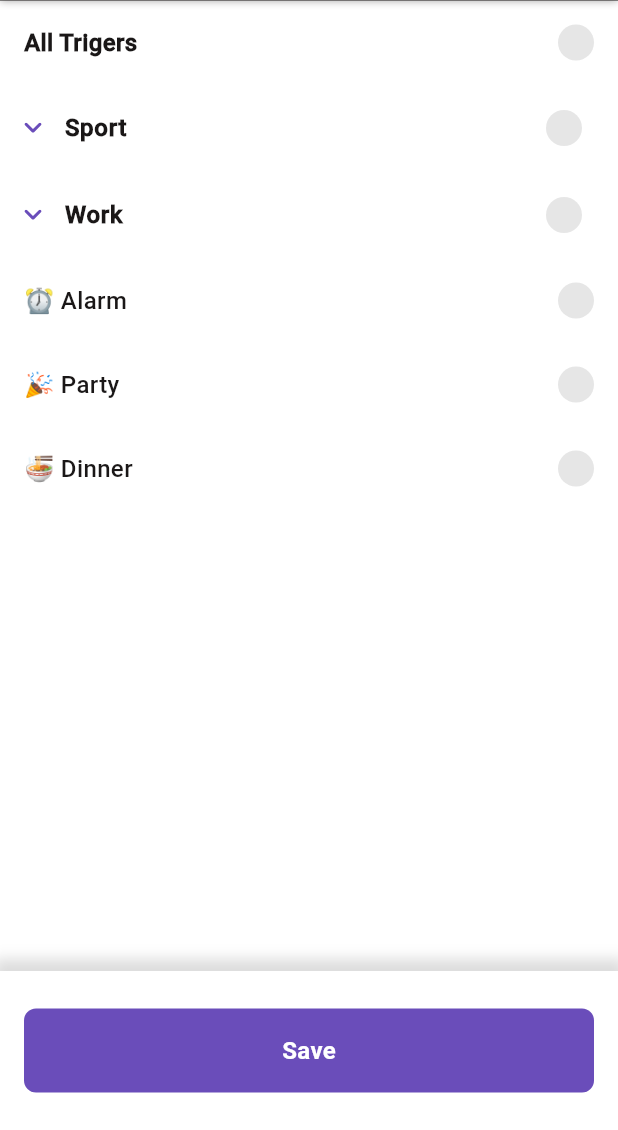
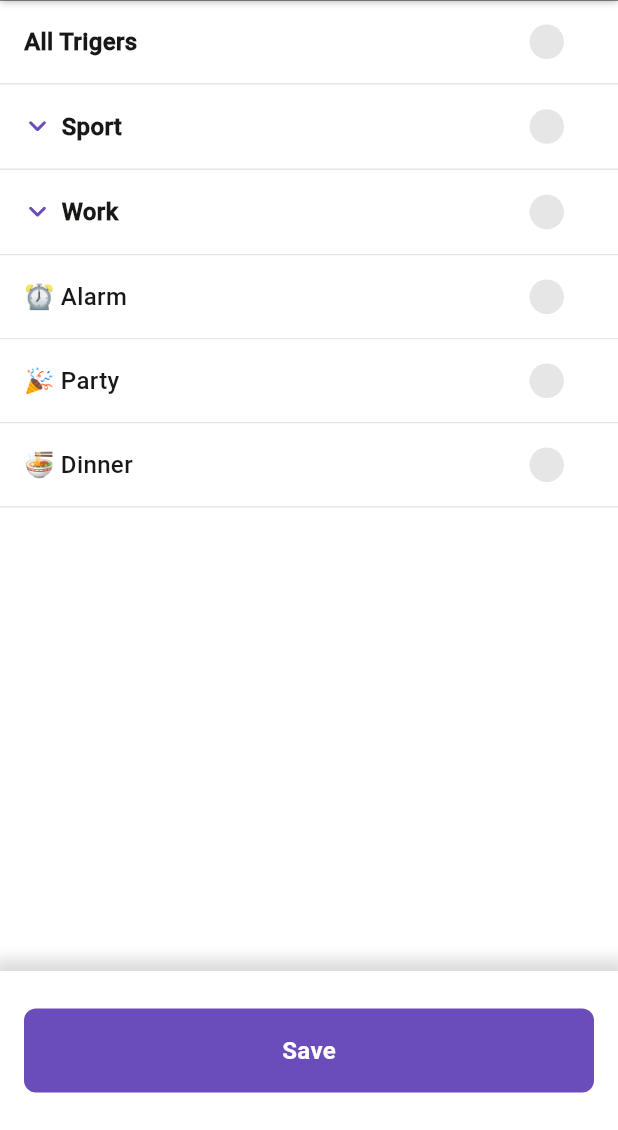
Before and after one commit to MaxZubko/scheduling-local-notifications, a Flutter app: the TriggerScreen screen opened directly with empty values, on a phone screen of 412 x 824 dp, the part 106-1236 px from its top. Run offline on Flutter 3.47's test engine with Material 3 defaults, Android fonts, the phone set to English and light mode, and no system bars; our stand-ins replace auto_route, flutter_local_notifications, flutter_svg, get_it, hive, hive_flutter and 1 more; accounts and stored records are empty.

Commit message:
fixed triggers list

```diff
--- a/lib/constants/src/assets.dart
+++ b/lib/constants/src/assets.dart
@@ -20,6 +20,10 @@ mixin Assets {
   static const String checkIcon = 'assets/icons/check_icon.svg';
   // trigger list
   static const String hierarchyIcon = 'assets/icons/hierarchy_icon.svg';
+  static const String hierarchyLongIcon =
+      'assets/icons/hierarchy_long_icon.svg';
   static const String hierarchyEndIcon = 'assets/icons/hierarchy_end_icon.svg';
   static const String hierarchyLineIcon = 'assets/icons/hierarchy_line.svg';
+  static const String hierarchyLongLineIcon =
+      'assets/icons/hierarchy_long_line.svg';
 }
--- a/lib/features/trigger_screen/utils/trigger_list_helper.dart
+++ b/lib/features/trigger_screen/utils/trigger_list_helper.dart
@@ -2,11 +2,14 @@ import 'package:scheduling_local_notifications_app/constants/constants.dart'
     as constants;
 
 class TriggerListHelper {
-  String getHierarchyIconPath({required int index, required int lastIndex}) {
+  String getHierarchyIconPath(
+      {required int index, required int lastIndex, bool isLongTitle = false}) {
     if (index == lastIndex) {
       return constants.Assets.hierarchyEndIcon;
     } else {
-      return constants.Assets.hierarchyIcon;
+      return isLongTitle
+          ? constants.Assets.hierarchyLongIcon
+          : constants.Assets.hierarchyIcon;
     }
   }
 }
--- a/lib/features/trigger_screen/view/triger_screen_body.dart
+++ b/lib/features/trigger_screen/view/triger_screen_body.dart
@@ -76,10 +76,7 @@ class _TriggerScreenBodyState extends State<TriggerScreenBody> {
                   color: constants.Colors.grey.withOpacity(0.5),
                   spreadRadius: 5,
                   blurRadius: 7,
-                  offset: const Offset(
-                    0,
-                    -3,
-                  ),
+                  offset: const Offset(0, -3),
                 ),
               ],
             ),
@@ -101,8 +98,15 @@ class _TriggerScreenBodyState extends State<TriggerScreenBody> {
   }) {
     return Container(
       height: 56,
-      color: constants.Colors.white,
       padding: const EdgeInsets.symmetric(horizontal: 16),
+      decoration: const BoxDecoration(
+        color: constants.Colors.white,
+        border: Border(
+          bottom: BorderSide(
+            color: constants.Colors.greyLight,
+          ),
+        ),
+      ),
       child: Row(
         mainAxisAlignment: MainAxisAlignment.spaceBetween,
         children: [
--- a/lib/features/trigger_screen/widgets/custom_checkbox_widget.dart
+++ b/lib/features/trigger_screen/widgets/custom_checkbox_widget.dart
@@ -1,3 +1,4 @@
+import 'package:flutter/cupertino.dart';
 import 'package:flutter/material.dart';
 import 'package:flutter_svg/svg.dart';
 import 'package:scheduling_local_notifications_app/constants/constants.dart'
@@ -15,15 +16,15 @@ class _CustomCheckboxWidgetState extends State<CustomCheckboxWidget> {
 
   @override
   Widget build(BuildContext context) {
-    return GestureDetector(
-      onTap: () {
+    return CupertinoButton(
+      onPressed: () {
         setState(() {
           _isChecked = !_isChecked;
         });
       },
       child: Container(
-        height: 24,
-        width: 24,
+        height: 23,
+        width: 23,
         decoration: BoxDecoration(
           shape: BoxShape.circle,
           color:
--- a/lib/features/trigger_screen/widgets/custom_expansion_widget.dart
+++ b/lib/features/trigger_screen/widgets/custom_expansion_widget.dart
@@ -21,7 +21,6 @@ class CustomExpansionWidget extends StatefulWidget {
 }
 
 class _CustomExpansionWidgetState extends State<CustomExpansionWidget> {
-  bool _isExpanded = false;
   late TriggerModel item;
 
   @override
@@ -32,101 +31,165 @@ class _CustomExpansionWidgetState extends State<CustomExpansionWidget> {
 
   @override
   Widget build(BuildContext context) {
-    return ExpansionTile(
-      title: Row(
-        children: [
-          SvgPicture.asset(
-            _isExpanded
-                ? constants.Assets.arrowTop
-                : constants.Assets.arrowBottom,
-            color: constants.Colors.purple,
-          ),
-          const SizedBox(width: 15),
-          Text(
-            item.title,
-            style: constants.Styles.robotoDarkS16W700,
-          ),
-        ],
-      ),
-      trailing: const CustomCheckboxWidget(),
-      onExpansionChanged: (bool expanded) {
+    // sport, work
+    return _expansionCard(
+      onOpen: () {
         setState(() {
-          _isExpanded = expanded;
+          item.isOpen = !item.isOpen;
         });
       },
-      children: item.partsOfDayList.isNotEmpty
-          ? [
-              for (int i = 0; i < item.partsOfDayList.length; i++) ...[
-                item.partsOfDayList[i].isExpansion
-                    ? _partsOfDayCard(
-                        partsOfDayItem: item.partsOfDayList[i],
-                        index: i,
-                        lastIndex: item.partsOfDayList.length - 1,
-                      )
-                    : _nonExpansionItem(
-                        title: item.partsOfDayList[i].title,
-                        textStyle: constants.Styles.robotoDarkS16W400,
-                        index: i,
-                        lastIndex: item.partsOfDayList.length - 1,
-                      ),
-              ],
-            ]
-          : [],
+      isOpen: item.isOpen,
+      title: item.title,
+      isFirstTriggers: true,
+      childrenList: _buildChildrenList(item),
     );
   }
 
-  Widget _partsOfDayCard({
-    required PartsOfDayModel partsOfDayItem,
-    required int index,
-    required int lastIndex,
+  List<Widget> _buildChildrenList(TriggerModel item) {
+    return item.partsOfDayList.isNotEmpty
+        ? [
+            for (int i = 0; i < item.partsOfDayList.length; i++) ...[
+              _buildPartOfDay(item.partsOfDayList[i], i),
+            ],
+          ]
+        : [];
+  }
+
+  Widget _buildPartOfDay(PartsOfDayModel partOfDay, int index) {
+    return partOfDay.isExpansion
+        ? _buildExpansionCardForPartOfDay(partOfDay, index)
+        : _buildNonExpansionCardForPartOfDay(partOfDay, index);
+  }
+
+  // morning, evening
+  Widget _buildExpansionCardForPartOfDay(PartsOfDayModel partOfDay, int index) {
+    return _expansionCard(
+      onOpen: () {
+        setState(() {
+          partOfDay.isOpen = !partOfDay.isOpen;
+        });
+      },
+      isOpen: partOfDay.isOpen,
+      title: partOfDay.title,
+      index: index,
+      lastIndex: item.partsOfDayList.length - 1,
+      childrenList: [
+        if (partOfDay.isOpen && partOfDay.tasksList.isNotEmpty) ...[
+          for (var i = 0; i < partOfDay.tasksList.length; i++) ...[
+            _buildNonExpansionCardForTasks(
+              partOfDay,
+              partOfDay.tasksList[i],
+              i,
+            ),
+          ],
+        ],
+      ],
+    );
+  }
+
+  // boxing, football, meeting, print document
+  Widget _buildNonExpansionCardForPartOfDay(
+      PartsOfDayModel partOfDay, int index) {
+    return _nonExpansionItem(
+      title: partOfDay.title,
+      textStyle: constants.Styles.robotoDarkS16W400,
+      index: index,
+      lastIndex: item.partsOfDayList.length - 1,
+    );
+  }
+
+  // biking, running, ping pong, volleyball
+  Widget _buildNonExpansionCardForTasks(
+      PartsOfDayModel partOfDay, TasksModel task, int index) {
+    return _nonExpansionItem(
+      title: task.title,
+      textStyle: constants.Styles.robotoDarkS16W400,
+      index: index,
+      lastIndex: partOfDay.tasksList.length - 1,
+      isTask: true,
+    );
+  }
+
+  Widget _expansionCard({
+    required Function() onOpen,
+    required bool isOpen,
+    required String title,
+    required List<Widget> childrenList,
+    int? index,
+    int? lastIndex,
+    bool isFirstTriggers = false,
   }) {
     final helper = GetIt.I<TriggerListHelper>();
-    final isFirstTrigger = widget.trigger == 1;
+    // final isFirstTrigger = widget.trigger == 1;
+    final bool isLongTitle = title.length > 20;
 
-    return SizedBox(
-      child: Column(
+    return Column(
       children: [
         InkWell(
           onTap: () {
-              setState(() {
-                partsOfDayItem.isOpen = !partsOfDayItem.isOpen;
-              });
+            onOpen();
           },
-            child: Padding(
-              padding: const EdgeInsets.only(left: 18.5),
-              child: SizedBox(
-                height: partsOfDayItem.title.length > 20 ? 100 : 56,
+          child: Container(
+            height: isLongTitle ? 100 : 57,
+            decoration: BoxDecoration(
+              border: isFirstTriggers && !isOpen
+                  ? const Border(
+                      bottom: BorderSide(
+                        color: constants.Colors.greyLight,
+                      ),
+                    )
+                  : null,
+            ),
+            padding: EdgeInsets.only(
+              left: isFirstTriggers
+                  ? 9
+                  : isLongTitle
+                      ? 20.3
+                      : 21,
+            ),
             child: Row(
               children: [
+                if (index != null && lastIndex != null)
                   SvgPicture.asset(
                     helper.getHierarchyIconPath(
-                          index: index, lastIndex: lastIndex),
+                      index: index,
+                      lastIndex: lastIndex,
+                      isLongTitle: isLongTitle,
+                    ),
                   ),
                 Expanded(
                   child: Column(
-                        mainAxisAlignment: MainAxisAlignment.center,
                     children: [
                       const Expanded(child: SizedBox()),
                       Padding(
                         padding: const EdgeInsets.only(right: 16),
                         child: Row(
+                          crossAxisAlignment: isLongTitle
+                              ? CrossAxisAlignment.start
+                              : CrossAxisAlignment.center,
                           children: [
                             const SizedBox(width: 10),
-                                SvgPicture.asset(
-                                  partsOfDayItem.isOpen
+                            Padding(
+                              padding:
+                                  EdgeInsets.only(top: isLongTitle ? 6 : 0),
+                              child: SvgPicture.asset(
+                                isOpen
                                     ? constants.Assets.arrowTop
                                     : constants.Assets.arrowBottom,
                                 color: constants.Colors.purple,
                               ),
-                                const SizedBox(width: 15),
+                            ),
+                            const SizedBox(width: 10),
                             Expanded(
+                              flex: 10,
                               child: Text(
-                                    partsOfDayItem.title,
+                                title,
                                 style: constants.Styles.robotoDarkS16W700,
                                 maxLines: 4,
+                                overflow: TextOverflow.ellipsis,
                               ),
                             ),
-                                isFirstTrigger
+                            isFirstTriggers
                                 ? const SizedBox()
                                 : const Expanded(child: SizedBox()),
                             const CustomCheckboxWidget(),
@@ -134,13 +197,14 @@ class _CustomExpansionWidgetState extends State<CustomExpansionWidget> {
                         ),
                       ),
                       const Expanded(child: SizedBox()),
+                      if ((isOpen && isFirstTriggers) || (!isFirstTriggers))
                         Padding(
                           padding: const EdgeInsets.only(left: 35),
                           child: Container(
                             height: 1,
                             color: constants.Colors.greyLight,
                           ),
-                          )
+                        ),
                     ],
                   ),
                 ),
@@ -148,21 +212,11 @@ class _CustomExpansionWidgetState extends State<CustomExpansionWidget> {
             ),
           ),
         ),
-          ),
-          if (partsOfDayItem.isOpen && partsOfDayItem.tasksList.isNotEmpty) ...[
-            for (var i = 0; i < partsOfDayItem.tasksList.length; i++) ...[
-              _nonExpansionItem(
-                title: partsOfDayItem.tasksList[i].title,
-                textStyle: constants.Styles.robotoDarkS16W400,
-                index: i,
-                lastIndex: partsOfDayItem.tasksList.length - 1,
-                isTask: true,
-                isFirstTrigger: isFirstTrigger,
+        if (item.isOpen)
+          Column(
+            children: childrenList,
           ),
       ],
-          ],
-        ],
-      ),
     );
   }
 
@@ -175,25 +229,42 @@ class _CustomExpansionWidgetState extends State<CustomExpansionWidget> {
     bool isFirstTrigger = false,
   }) {
     final helper = GetIt.I<TriggerListHelper>();
+    final bool isLastItem = !isFirstTrigger && index == lastIndex;
+    final bool isLongTitle = title.length > 20;
 
     return Container(
-      height: title.length > 20 ? 100 : 56,
+      height: title.length > 20 ? 100 : 57,
+      padding: const EdgeInsets.only(left: 21),
+      decoration: BoxDecoration(
         color: constants.Colors.white,
-      padding: const EdgeInsets.only(left: 18.5),
+        border: isLastItem && !isTask
+            ? const Border(
+                bottom: BorderSide(
+                  color: constants.Colors.greyLight,
+                ),
+              )
+            : null,
+      ),
       child: Row(
         mainAxisAlignment: MainAxisAlignment.spaceBetween,
         crossAxisAlignment: CrossAxisAlignment.start,
         children: [
           isTask
               ? Padding(
-                  padding: const EdgeInsets.only(left: 3, right: 18),
+                  padding: const EdgeInsets.only(left: 3, right: 23),
                   child: SvgPicture.asset(
-                    constants.Assets.hierarchyLineIcon,
+                    isLongTitle
+                        ? constants.Assets.hierarchyLongLineIcon
+                        : constants.Assets.hierarchyLineIcon,
                   ),
                 )
               : const SizedBox(),
           SvgPicture.asset(
-            helper.getHierarchyIconPath(index: index, lastIndex: lastIndex),
+            helper.getHierarchyIconPath(
+              index: index,
+              lastIndex: lastIndex,
+              isLongTitle: isLongTitle,
+            ),
           ),
           Expanded(
             child: Column(
@@ -206,14 +277,15 @@ class _CustomExpansionWidgetState extends State<CustomExpansionWidget> {
                     children: [
                       const SizedBox(width: 10),
                       Expanded(
+                        flex: 10,
                         child: Text(
                           title,
                           style: textStyle,
+                          maxLines: 4,
+                          overflow: TextOverflow.ellipsis,
                         ),
                       ),
-                      isFirstTrigger
-                          ? const SizedBox()
-                          : const Expanded(child: SizedBox()),
+                      isFirstTrigger ? const SizedBox() : const Spacer(),
                       const SizedBox(width: 5),
                       const CustomCheckboxWidget(),
                     ],
@@ -221,15 +293,14 @@ class _CustomExpansionWidgetState extends State<CustomExpansionWidget> {
                 ),
                 const Expanded(child: SizedBox()),
                 // element bottom border
-                index != lastIndex
-                    ? Padding(
+                if ((!isLastItem) || (isTask))
+                  Padding(
                     padding: const EdgeInsets.only(left: 10),
                     child: Container(
                       height: 1,
                       color: constants.Colors.greyLight,
                     ),
-                      )
-                    : const SizedBox(),
+                  ),
               ],
             ),
           ),
--- a/lib/main.dart
+++ b/lib/main.dart
@@ -1,6 +1,5 @@
 import 'package:flutter/material.dart';
 import 'package:provider/provider.dart';
-import 'package:scheduling_local_notifications_app/state/providers/error_provider.dart';
 
 import 'app.dart';
 import 'features/main_screen/utils/one_time_notify_list_listener.dart';
--- a/lib/models/trigger_model/trigger_model.dart
+++ b/lib/models/trigger_model/trigger_model.dart
@@ -2,11 +2,13 @@ class TriggerModel {
   final String title;
   final bool isExpansion;
   final List<PartsOfDayModel> partsOfDayList;
+  bool isOpen;
 
   TriggerModel({
     required this.title,
     required this.isExpansion,
     required this.partsOfDayList,
+    this.isOpen = false,
   });
 
   static List<TriggerModel> triggerListGeneration({
@@ -127,69 +129,3 @@ class TasksModel {
     required this.title,
   });
 }
-
-// List<TriggerModel> triggerItems = [
-//   TriggerModel(
-//     title: 'Sport',
-//     isExpansion: true,
-//     partsOfDayList: [
-//       PartsOfDayModel(
-//         title: 'Morning',
-//         isExpansion: true,
-//         tasksList: [
-//           TasksModel(title: '🚴 Biking'),
-//           TasksModel(title: '🏃 Running'),
-//         ],
-//       ),
-//       PartsOfDayModel(
-//         title: 'Evening',
-//         isExpansion: true,
-//         tasksList: [
-//           TasksModel(title: '🏓 Ping Pong'),
-//           TasksModel(title: '🏐 Volleyball'),
-//         ],
-//       ),
-//       PartsOfDayModel(
-//         title: '🥊 Boxing',
-//         isExpansion: false,
-//         tasksList: [],
-//       ),
-//       PartsOfDayModel(
-//         title: '⚽ Football',
-//         isExpansion: false,
-//         tasksList: [],
-//       ),
-//     ],
-//   ),
-//   TriggerModel(
-//     title: 'Work',
-//     isExpansion: true,
-//     partsOfDayList: [
-//       PartsOfDayModel(
-//         title: '🗓️ Meeting',
-//         isExpansion: false,
-//         tasksList: [],
-//       ),
-//       PartsOfDayModel(
-//         title: '🖨️ Print document',
-//         isExpansion: false,
-//         tasksList: [],
-//       ),
-//     ],
-//   ),
-//   TriggerModel(
-//     title: '⏰ Alarm',
-//     isExpansion: false,
-//     partsOfDayList: [],
-//   ),
-//   TriggerModel(
-//     title: '🎉 Party',
-//     isExpansion: false,
-//     partsOfDayList: [],
-//   ),
-//   TriggerModel(
-//     title: '🍜 Dinner',
-//     isExpansion: false,
-//     partsOfDayList: [],
-//   ),
-// ];
--- a/lib/widgets/add_edit_notify/background_colors_list.dart
+++ b/lib/widgets/add_edit_notify/background_colors_list.dart
@@ -67,7 +67,7 @@ class _BackGroundColorsListState extends State<BackGroundColorsList> {
             child: Padding(
               padding: EdgeInsets.only(
                 right:
-                    index == NotifyBackgroundColors.values.length - 1 ? 0 : 5,
+                    index == NotifyBackgroundColors.values.length - 1 ? 0 : 4,
               ),
               child: Container(
                 height: 70,
--- a/lib/widgets/add_edit_notify/notify_icons_list.dart
+++ b/lib/widgets/add_edit_notify/notify_icons_list.dart
@@ -65,7 +65,7 @@ class _NotifyIconsListState extends State<NotifyIconsList> {
             },
             child: Padding(
               padding: EdgeInsets.only(
-                right: index == NotifyIconsEnums.values.length ? 0 : 5,
+                right: index == NotifyIconsEnums.values.length ? 0 : 4,
               ),
               child: Container(
                 height: 70,
```
Also changed, not shown: lib/features/main_screen/widgets/recurring_notify_widget.dart (+0 -17 lines), assets/icons/hierarchy_long_icon.svg (added), assets/icons/hierarchy_long_line.svg (added). Lines whose indentation alone changed are shown as unchanged.
